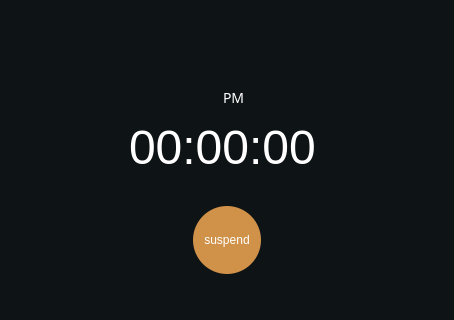
First picture: the form in src/plugins/ukui-clock/clock.ui, repository ukui/ukui-sidebar, before the edit; both pictures show x 0 to 454 and y 163 to 483 of the 454 by 660 pixel window.
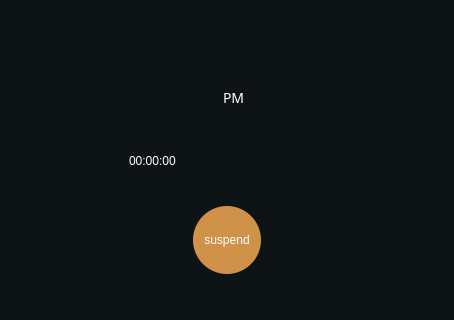
Second picture: the form after the edit. The open tabs and pages were chosen to show the change. Icons and pictures are not drawn. Custom widgets are drawn as their Qt base class.

Commit message: Fix bug default settings page font does not change with control panel settings 3

Patch:
```diff
--- a/src/plugins/ukui-clock/clock.ui
+++ b/src/plugins/ukui-clock/clock.ui
@@ -222,11 +222,11 @@
          <x>129</x>
          <y>178</y>
          <width>195</width>
-         <height>45</height>
+         <height>71</height>
         </rect>
        </property>
        <property name="styleSheet">
-        <string notr="true">font: 36pt ;</string>
+        <string notr="true">font: 36pt &quot;Noto Sans CJK HK DemiLight&quot;;</string>
        </property>
        <property name="text">
         <string>00:00:00</string>
```
The commit also changes 1 other file.
